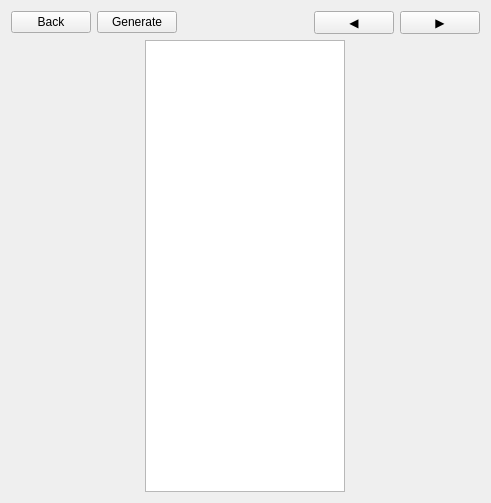
Above: src/ui/MazeViewing.ui from Bats6789/MazeViewer before the change. Below: the same form after it.
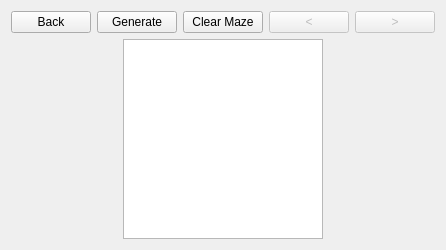
That is the form after the change. Custom widgets are drawn as their Qt base class.

The edit to the form file:
```diff
--- a/src/ui/MazeViewing.ui
+++ b/src/ui/MazeViewing.ui
@@ -6,8 +6,8 @@
    <rect>
     <x>0</x>
     <y>0</y>
-    <width>491</width>
-    <height>503</height>
+    <width>425</width>
+    <height>250</height>
    </rect>
   </property>
   <property name="sizePolicy">
@@ -45,6 +45,13 @@
        </property>
       </widget>
      </item>
+     <item>
+      <widget class="QPushButton" name="clearButton">
+       <property name="text">
+        <string>Clear Maze</string>
+       </property>
+      </widget>
+     </item>
      <item>
       <spacer name="horizontalSpacer">
        <property name="orientation">
@@ -63,15 +70,21 @@
      </item>
      <item>
       <widget class="QPushButton" name="stepBackButton">
+       <property name="enabled">
+        <bool>false</bool>
+       </property>
        <property name="text">
-        <string>◀</string>
+        <string>&lt;</string>
        </property>
       </widget>
      </item>
      <item>
-      <widget class="QPushButton" name="StepForwardButton">
+      <widget class="QPushButton" name="stepForwardButton">
+       <property name="enabled">
+        <bool>false</bool>
+       </property>
        <property name="text">
-        <string>▶</string>
+        <string>&gt;</string>
        </property>
       </widget>
      </item>
```
